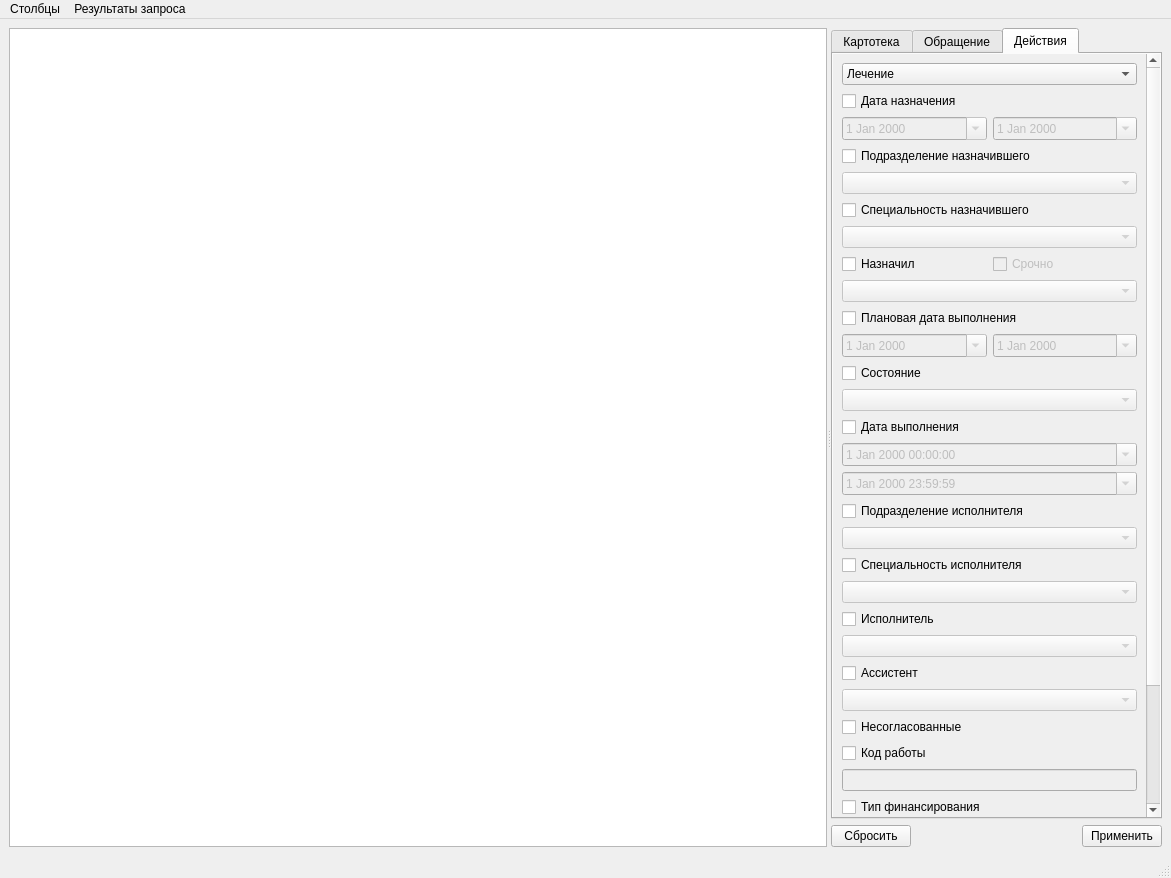
First picture: the form in search_window.ui, repository glooer/dip, before the edit.
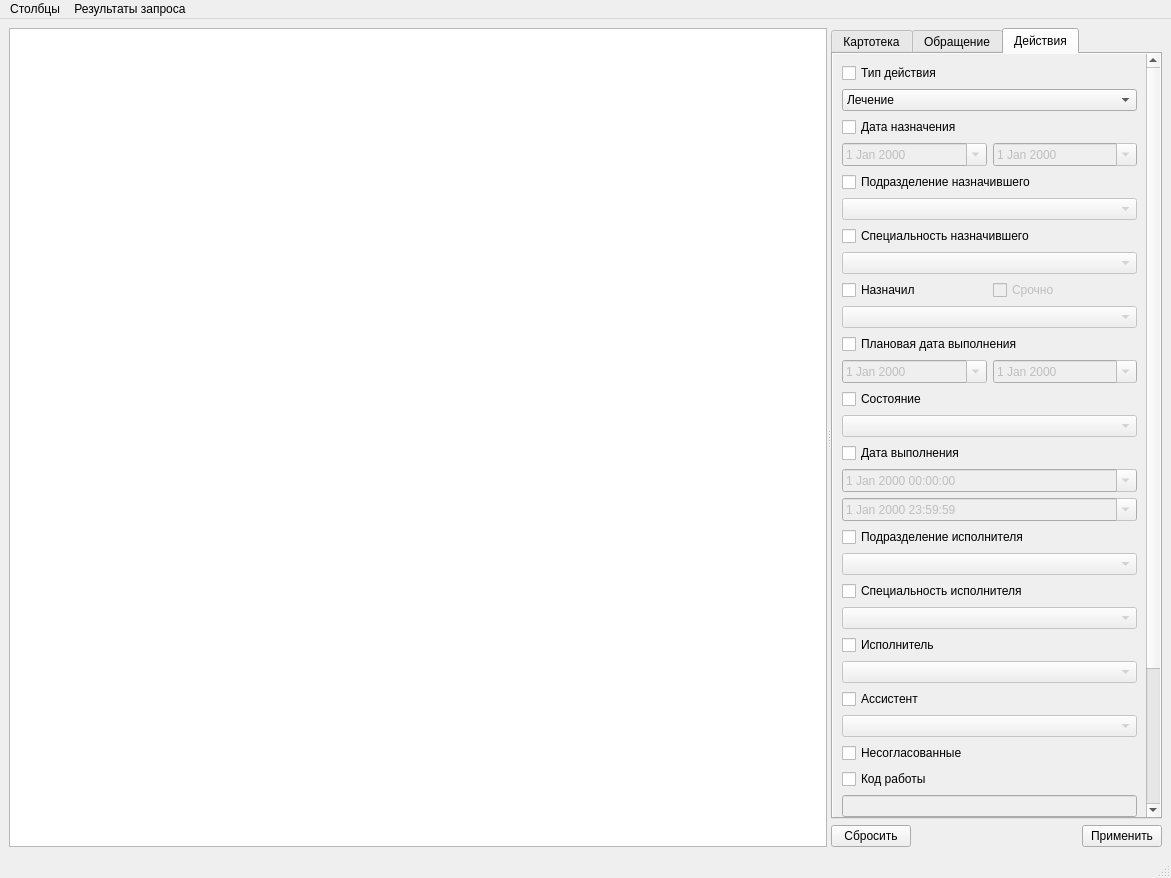
Second picture: the form after the edit.

Diff of the .ui file:
```diff
--- a/search_window.ui
+++ b/search_window.ui
@@ -1497,9 +1497,9 @@
                <property name="geometry">
                 <rect>
                  <x>0</x>
-                 <y>-106</y>
+                 <y>0</y>
                  <width>290</width>
-                 <height>866</height>
+                 <height>871</height>
                 </rect>
                </property>
                <layout class="QGridLayout" name="gridLayout_8">
@@ -1544,7 +1544,14 @@
                 <item row="0" column="0">
                  <layout class="QVBoxLayout" name="verticalLayout_7">
                   <item>
-                   <widget class="QComboBox" name="action_type_class">
+                   <widget class="QCheckBox" name="actionType_checkBox">
+                    <property name="text">
+                     <string>Тип действия</string>
+                    </property>
+                   </widget>
+                  </item>
+                  <item>
+                   <widget class="QComboBox" name="actionType_class">
                     <property name="currentIndex">
                      <number>2</number>
                     </property>
```
Left out of the diff: 130 changed lines with no effect on the pictures.
